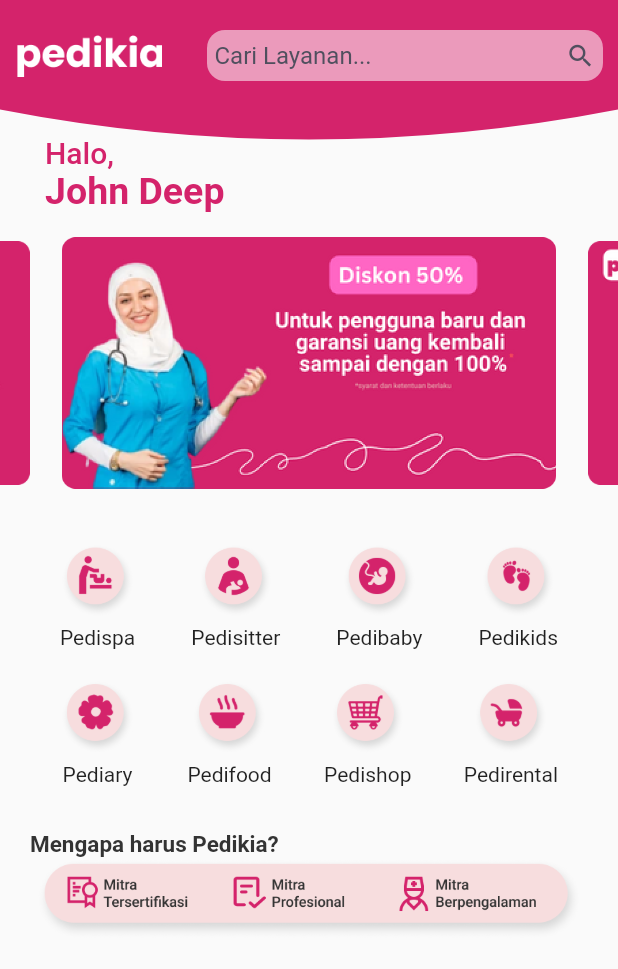
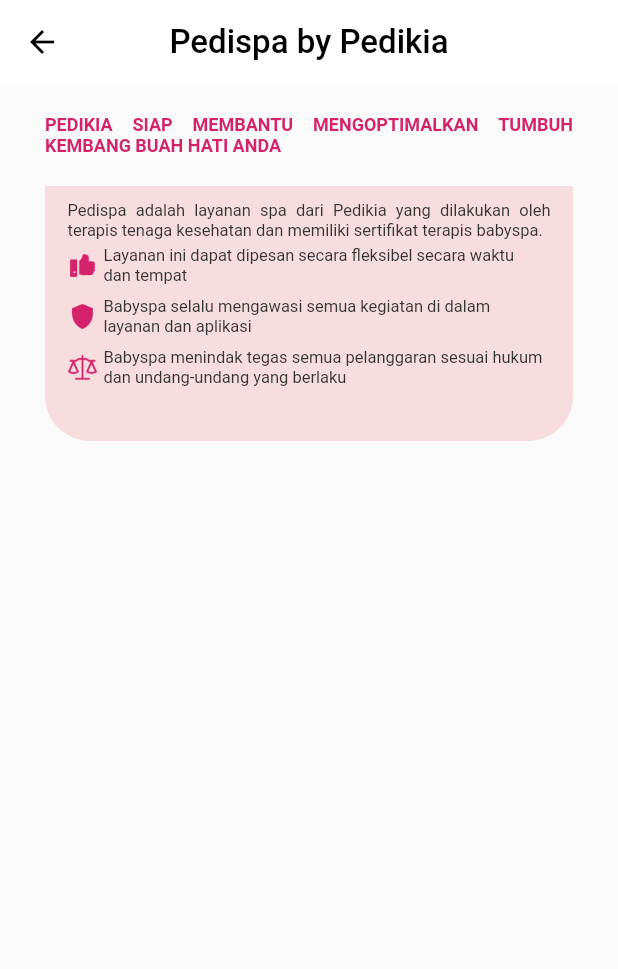
Before and after one commit to yaminmuhammad/pedikia-apps, a Flutter app: the HomePage screen opened directly, after a tap on "Pedispa", on a phone screen of 412 x 824 dp. Shown: the top 969 px of the screen. Run offline on Flutter 3.47's test engine with Material 2 defaults, Android fonts, the light colour scheme and no system bars; drawn by our look-alikes of carousel_slider; our stand-ins replace get, google_fonts, lottie.

Commit message:
feat: add categoryservicePage

```diff
--- a/lib/main.dart
+++ b/lib/main.dart
@@ -30,19 +30,18 @@
         GetPage(
           name: '/sign-in',
           page: () => SignInPage(),
+          transition: Transition.cupertino,
         ),
         GetPage(
           name: '/sign-up',
           page: () => SignUpPage(),
+          transition: Transition.cupertino,
         ),
         GetPage(
           name: '/home',
           page: () => MainPage(),
+          transition: Transition.cupertino,
         ),
-        // GetPage(
-        //   name: '/construction',
-        //   page: () => ConstructionsPage(),
-        // )
       ],
     );
   }
--- /dev/null
+++ b/lib/pages/categories_service_page.dart
@@ -0,0 +1,161 @@
+import 'package:flutter/material.dart';
+import 'package:pedikia/theme.dart';
+
+class CategoriesServicePage extends StatefulWidget {
+  const CategoriesServicePage({super.key});
+
+  @override
+  State<CategoriesServicePage> createState() => _CategoriesServicePageState();
+}
+
+class _CategoriesServicePageState extends State<CategoriesServicePage> {
+  @override
+  Widget build(BuildContext context) {
+    Widget header() {
+      return Container(
+        margin: EdgeInsetsDirectional.only(
+          top: 20,
+          start: 30,
+          end: 30,
+        ),
+        child: Text(
+          textAlign: TextAlign.justify,
+          'PEDIKIA SIAP MEMBANTU MENGOPTIMALKAN TUMBUH KEMBANG BUAH HATI ANDA',
+          style: primaryTextStyle.copyWith(
+            fontSize: 12,
+            fontWeight: bold,
+          ),
+        ),
+      );
+    }
+
+    Widget pros() {
+      return Container(
+        width: 369,
+        height: 170,
+        decoration: BoxDecoration(
+          color: primaryColor2,
+          borderRadius: BorderRadius.only(
+            bottomLeft: Radius.circular(30),
+            bottomRight: Radius.circular(30),
+          ),
+        ),
+        margin: EdgeInsetsDirectional.only(
+          top: 20,
+          start: 30,
+          end: 30,
+        ),
+        padding: EdgeInsets.only(
+          top: 10,
+          left: 15,
+          right: 15,
+        ),
+        child: Column(
+          children: [
+            Text(
+              textAlign: TextAlign.justify,
+              'Pedispa adalah layanan spa dari Pedikia yang dilakukan oleh terapis tenaga kesehatan dan memiliki sertifikat terapis babyspa.',
+              style: primaryTextStyle.copyWith(
+                fontSize: 11,
+                color: Color(0xff333333),
+              ),
+            ),
+            Column(
+              children: [
+                Row(
+                  children: [
+                    Image.asset(
+                      'assets/icon_thumbsup.png',
+                      width: 20,
+                    ),
+                    Expanded(
+                      child: Padding(
+                        padding: const EdgeInsets.all(4.0),
+                        child: Text(
+                          'Layanan ini dapat dipesan secara fleksibel secara waktu dan tempat',
+                          style: primaryTextStyle.copyWith(
+                            fontSize: 11,
+                            color: Color(0xff333333),
+                          ),
+                        ),
+                      ),
+                    ),
+                  ],
+                ),
+                Row(
+                  children: [
+                    Image.asset(
+                      'assets/icon_shield.png',
+                      width: 20,
+                    ),
+                    Expanded(
+                      child: Padding(
+                        padding: const EdgeInsets.all(4.0),
+                        child: Text(
+                          'Babyspa selalu mengawasi semua kegiatan di dalam layanan dan aplikasi',
+                          style: primaryTextStyle.copyWith(
+                            fontSize: 11,
+                            color: Color(0xff333333),
+                          ),
+                        ),
+                      ),
+                    ),
+                  ],
+                ),
+                Row(
+                  children: [
+                    Image.asset(
+                      'assets/icon_law.png',
+                      width: 20,
+                    ),
+                    Expanded(
+                      child: Padding(
+                        padding: const EdgeInsets.all(4.0),
+                        child: Text(
+                          'Babyspa menindak tegas semua pelanggaran sesuai hukum dan undang-undang yang berlaku                              ',
+                          style: primaryTextStyle.copyWith(
+                            fontSize: 11,
+                            color: Color(0xff333333),
+                          ),
+                        ),
+                      ),
+                    ),
+                  ],
+                ),
+              ],
+            )
+          ],
+        ),
+      );
+    }
+
+    return Scaffold(
+      appBar: AppBar(
+        backgroundColor: Colors.white,
+        iconTheme: IconThemeData(
+          color: Colors.black,
+        ),
+        title: Text(
+          'Pedispa by Pedikia',
+          style: primaryTextStyle.copyWith(
+            fontSize: 22,
+            color: Colors.black,
+            fontWeight: medium,
+          ),
+        ),
+        centerTitle: true,
+        elevation: 0,
+      ),
+      body: SafeArea(
+        child: SingleChildScrollView(
+          child: Column(
+            children: [
+              header(),
+              pros(),
+            ],
+          ),
+        ),
+      ),
+    );
+  }
+}
--- a/lib/pages/home/construction_page.dart
+++ b/lib/pages/home/construction_page.dart
@@ -1,6 +1,7 @@
 import 'package:flutter/material.dart';
 import 'package:get/get.dart';
 import 'package:lottie/lottie.dart';
+import 'package:pedikia/pages/home/home_page.dart';
 import 'package:pedikia/theme.dart';
 
 class ConstructionsPage extends StatelessWidget {
@@ -9,9 +10,6 @@
   @override
   Widget build(BuildContext context) {
     return Scaffold(
-      appBar: AppBar(
-        backgroundColor: primaryColor,
-      ),
       body: Container(
         child: Center(
           child: Column(
@@ -25,6 +23,26 @@
                 'Oops halaman ini sedang dalam pengembangan',
                 style: TextStyle(fontSize: 15),
               ),
+              Container(
+                margin: EdgeInsets.only(top: 20),
+                child: ElevatedButton(
+                  onPressed: () {
+                    Get.back();
+                  },
+                  child: Text(
+                    'Kembali ke Home',
+                    style: primaryTextStyle.copyWith(
+                      color: Colors.white,
+                    ),
+                  ),
+                  style: ElevatedButton.styleFrom(
+                    backgroundColor: primaryColor,
+                    shape: RoundedRectangleBorder(
+                      borderRadius: BorderRadius.circular(20),
+                    ),
+                  ),
+                ),
+              ),
             ],
           ),
         ),
--- a/lib/pages/home/home_page.dart
+++ b/lib/pages/home/home_page.dart
@@ -1,6 +1,7 @@
 import 'package:carousel_slider/carousel_slider.dart';
 import 'package:flutter/material.dart';
 import 'package:get/route_manager.dart';
+import 'package:pedikia/pages/categories_service_page.dart';
 import 'package:pedikia/pages/home/construction_page.dart';
 import 'package:pedikia/pages/home/history_page.dart';
 import 'package:pedikia/pages/home/profile_page.dart';
@@ -161,7 +162,11 @@
                 mainAxisAlignment: MainAxisAlignment.spaceBetween,
                 children: [
                   GestureDetector(
-                    onTap: () {},
+                    onTap: () {
+                      Get.to(
+                        () => CategoriesServicePage(),
+                      );
+                    },
                     child: itemKategori(
                       title: "Pedispa",
                       icon: "assets/icon_pedispa.png",
--- a/lib/theme.dart
+++ b/lib/theme.dart
@@ -4,6 +4,7 @@
 double defaultMargin = 30.0;
 
 Color primaryColor = Color(0xffD4236B);
+Color primaryColor2 = Color(0xffF7DDDE);
 Color secondaryColor = primaryColor.withOpacity(0.1); /* Warna form input */
 Color subtitleColor = Color(0xff504F5E);
 Color whiteColor = Color.fromARGB(255, 238, 236, 255);
```
Also changed, not shown: assets/icon_law.png (added), assets/icon_shield.png (added), assets/icon_thumbsup.png (added).
